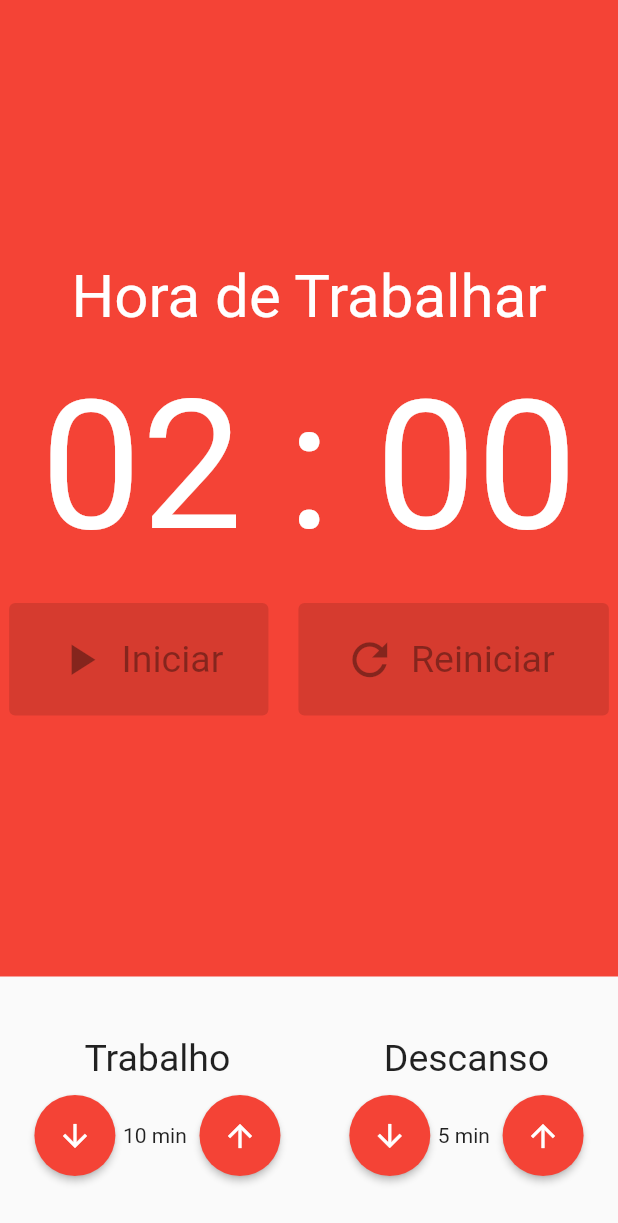
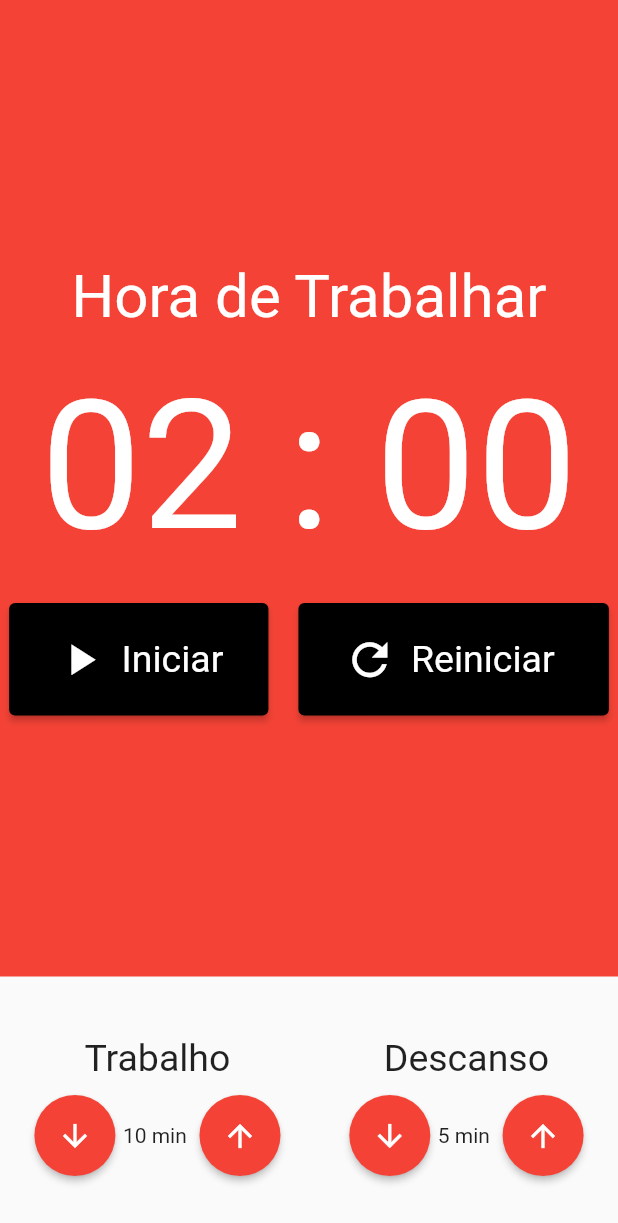
Before and after one commit to IagoMesquita/pomodoro_with_mobx, a Flutter app: the screen it shows after launch, on a phone screen of 412 x 824 dp. Shown: the top 1223 px of the screen. Run offline on Flutter 3.47's test engine with Material 2 defaults, Android fonts, the phone set to English and light mode, and no system bars; our stand-ins replace flutter_mobx, mobx; generated files the repository leaves out were written again.

Commit message:
feat: Observer chronometer

```diff
--- a/lib/components/chronometer.dart
+++ b/lib/components/chronometer.dart
@@ -2,6 +2,7 @@ import 'package:flutter/material.dart';
 import 'package:pomodoro_with_mobx/components/chronometer_button.dart';
 import 'package:pomodoro_with_mobx/store/pomodoro.store.dart';
 import 'package:provider/provider.dart';
+import 'package:flutter_mobx/flutter_mobx.dart';
 
 class Chronometer extends StatelessWidget {
   const Chronometer({super.key});
@@ -30,22 +31,38 @@ class Chronometer extends StatelessWidget {
             ),
           ),
           const SizedBox(height: 20),
-          Row(
+          Observer(
+            builder: (_) => Row(
               mainAxisAlignment: MainAxisAlignment.center,
-            children: const [
+              children: [
+                if (!store.isStarted)
                   Padding(
-                padding: EdgeInsets.only(right: 10),
-                child: ChronometerButton(text: 'Iniciar', icon: Icons.play_arrow),
+                    padding: const EdgeInsets.only(right: 10),
+                    child: ChronometerButton(
+                      text: 'Iniciar',
+                      icon: Icons.play_arrow,
+                      click: store.start,
                     ),
-              // Padding(
-              //   padding: EdgeInsets.only(right: 10),
-              //   child: ChronometerButton(text: 'Parar', icon: Icons.stop),
-              // ),
+                  ),
+                if (store.isStarted)
                   Padding(
-                padding: EdgeInsets.only(left: 10),
-                child: ChronometerButton(text: 'Reiniciar ', icon: Icons.refresh),
+                    padding: const EdgeInsets.only(right: 10),
+                    child: ChronometerButton(
+                      text: 'Parar',
+                      icon: Icons.stop,
+                      click: store.tostop,
+                    ),
+                  ),
+                Padding(
+                  padding: const EdgeInsets.only(left: 10),
+                  child: ChronometerButton(
+                    text: 'Reiniciar ',
+                    icon: Icons.refresh,
+                    click: store.restart,
+                  ),
                 ),
               ],
+            ),
           ),
         ],
       ),
```
Lines whose indentation alone changed are shown as unchanged.
